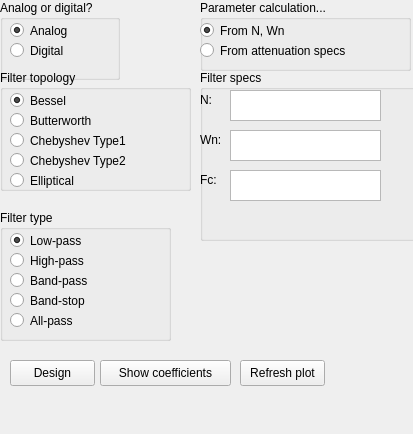
renanbirck/pyfilter, file gui/pyfilter_filter_config_widget.ui: the form before one commit.
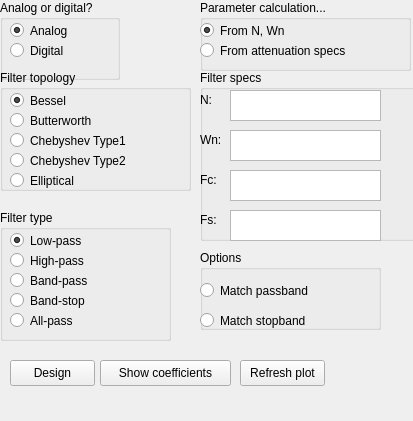
The form after the commit.

Commit message: because I can't get separate files working, move them to main form.

What changed in the file:
```diff
--- a/gui/pyfilter_filter_config_widget.ui
+++ b/gui/pyfilter_filter_config_widget.ui
@@ -7,7 +7,7 @@
     <x>0</x>
     <y>0</y>
     <width>413</width>
-    <height>434</height>
+    <height>421</height>
    </rect>
   </property>
   <property name="windowTitle">
@@ -378,6 +378,68 @@
        <width>151</width>
        <height>31</height>
       </rect>
+     </property>
+    </widget>
+    <widget class="QLabel" name="label_opt4">
+     <property name="geometry">
+      <rect>
+       <x>0</x>
+       <y>140</y>
+       <width>31</width>
+       <height>20</height>
+      </rect>
+     </property>
+     <property name="text">
+      <string>Fs:</string>
+     </property>
+    </widget>
+    <widget class="QPlainTextEdit" name="plainTextEdit_opt4">
+     <property name="geometry">
+      <rect>
+       <x>30</x>
+       <y>140</y>
+       <width>151</width>
+       <height>31</height>
+      </rect>
+     </property>
+    </widget>
+   </widget>
+   <widget class="QGroupBox" name="groupBox_6">
+    <property name="geometry">
+     <rect>
+      <x>200</x>
+      <y>250</y>
+      <width>181</width>
+      <height>80</height>
+     </rect>
+    </property>
+    <property name="title">
+     <string>Options</string>
+    </property>
+    <widget class="QRadioButton" name="radioButton_matchPB">
+     <property name="geometry">
+      <rect>
+       <x>0</x>
+       <y>30</y>
+       <width>171</width>
+       <height>21</height>
+      </rect>
+     </property>
+     <property name="text">
+      <string>Match passband</string>
+     </property>
+    </widget>
+    <widget class="QRadioButton" name="radioButton_matchSB">
+     <property name="geometry">
+      <rect>
+       <x>0</x>
+       <y>60</y>
+       <width>141</width>
+       <height>21</height>
+      </rect>
+     </property>
+     <property name="text">
+      <string>Match stopband</string>
      </property>
     </widget>
    </widget>
```
Left out of the diff: 4 changed lines with no effect on the pictures. The commit also changes 6 other files.
